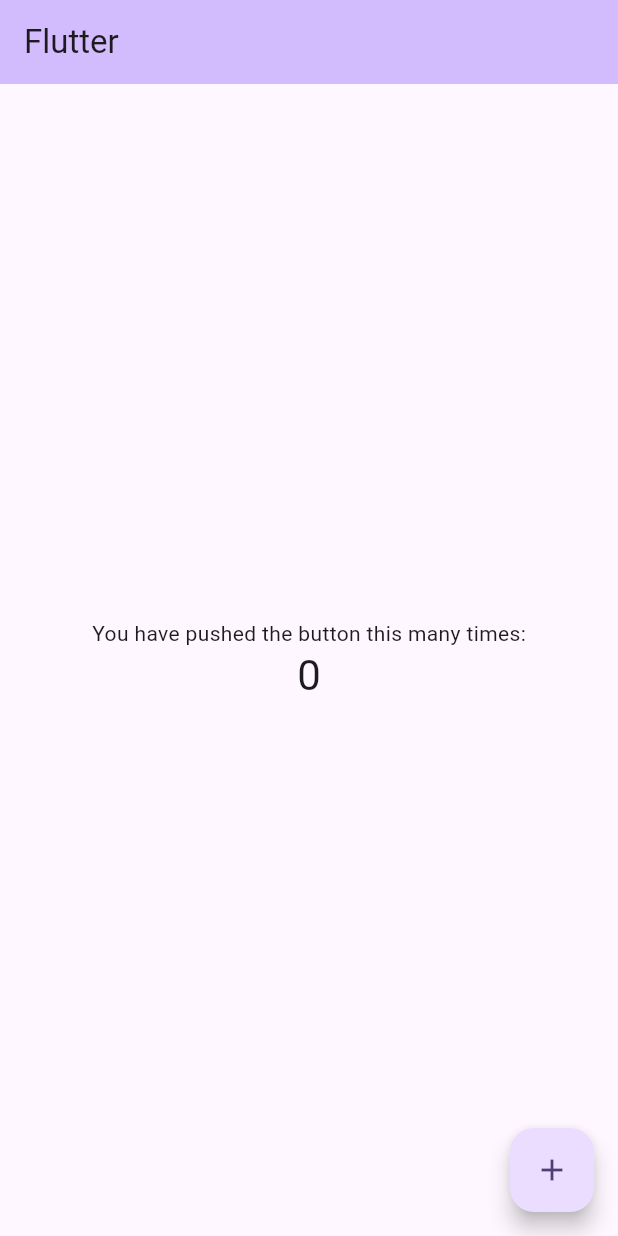
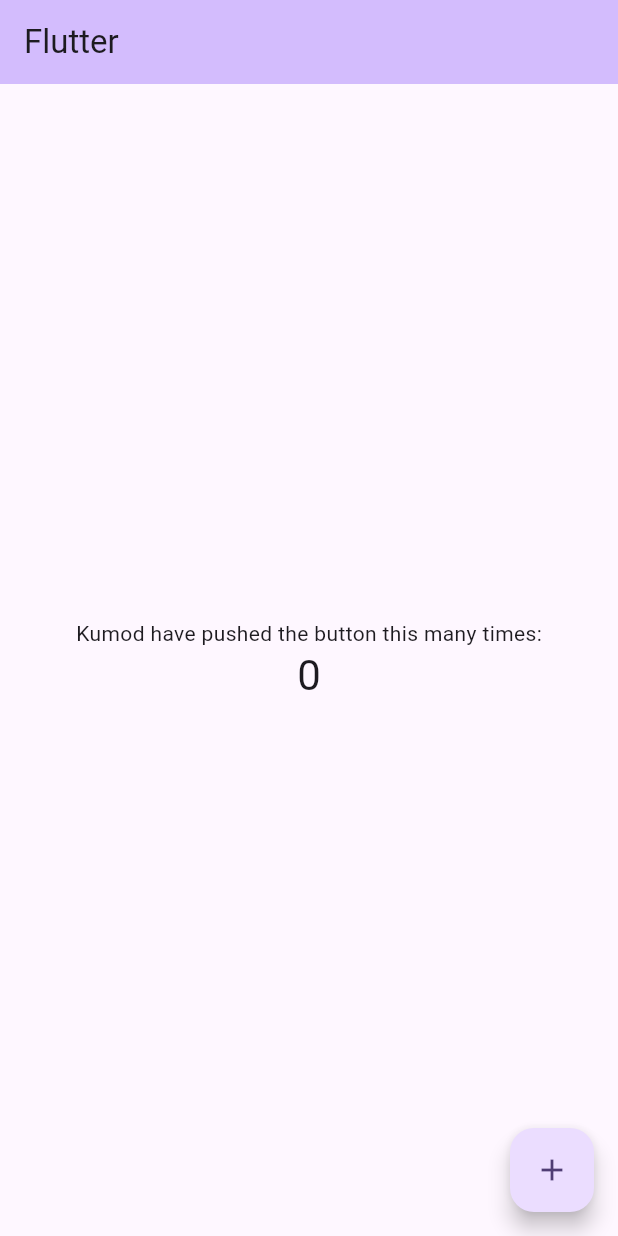
Before and after one commit to kumodkumaryadav/demo-project, a Flutter app: the screen it shows after launch, on a phone screen of 412 x 824 dp. Run offline on Flutter 3.47's test engine with Material 2 defaults, Android fonts, the phone set to English and light mode, and no system bars.

Commit message:
small fixes

```diff
--- a/lib/main.dart
+++ b/lib/main.dart
@@ -59,7 +59,7 @@ class _MyHomePageState extends State<MyHomePage> {
           mainAxisAlignment: MainAxisAlignment.center,
           children: <Widget>[
             const Text(
-              'You have pushed the button this many times:',
+              'Kumod have pushed the button this many times:',
             ),
             Text(
               '$_counter',
```
